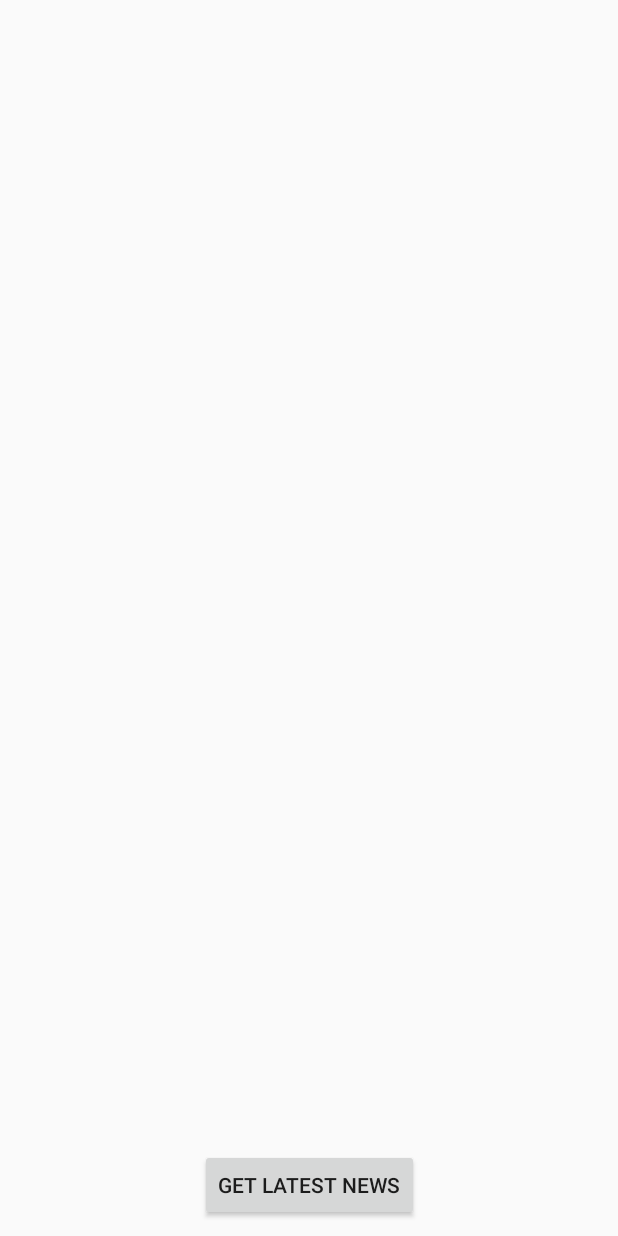
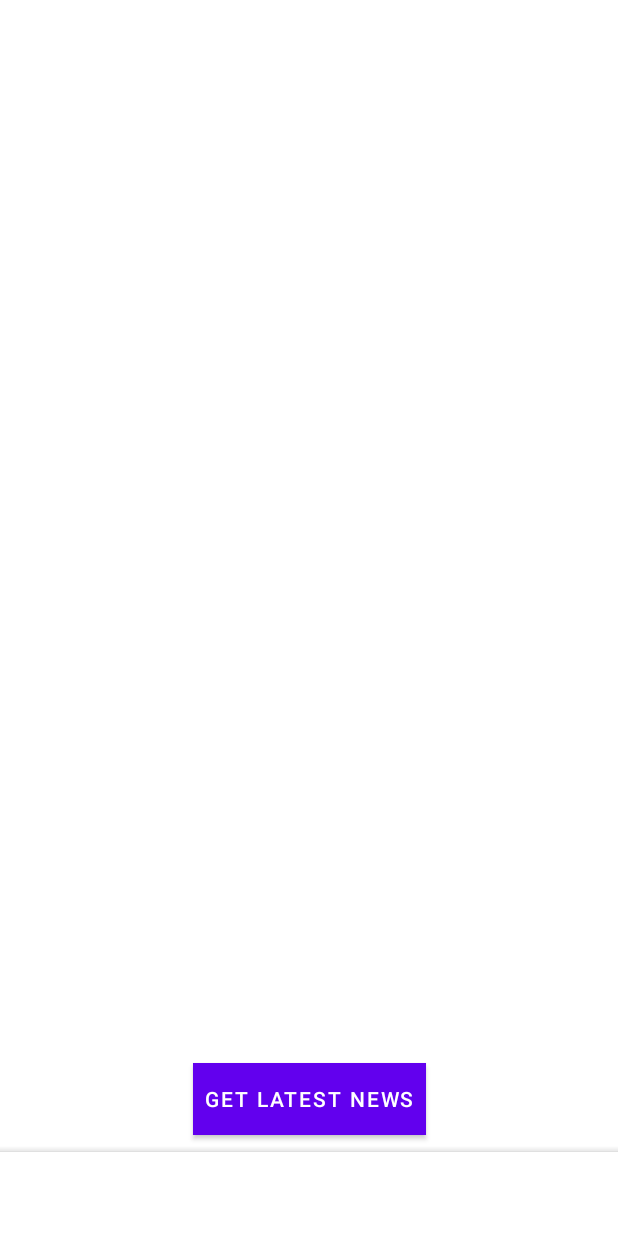
Before and after one commit to gerin98/NewsCast, an Android app: the layout activity_main.xml on its own in the app's theme, with its tools: preview values and no code run, on a phone screen of 412 x 824 dp. Run offline under Robolectric (Android 15) with nearby library versions, the phone set to English and light mode, and no system bars.

Commit message:
started bottom app bar

```diff
--- a/app/src/main/java/com/example/newscast/network/NewsRequestBody.kt
+++ b/app/src/main/java/com/example/newscast/network/NewsRequestBody.kt
@@ -7,13 +7,14 @@ class NewsRequestBody(
     val action: String = "getArticles",
     val keyword: String = "Headline",
     val articlesPage: Int = 1,
-    val articlesCount: Int = 10,
+    val articlesCount: Int = 20,
     val articlesSortBy: String = "rel",
     val articlesSortByAsc: Boolean = false,
     val articlesArticleBodyLen: Int = -1,
     val resultType: String = "articles",
     val dataType: Array<String> = arrayOf("news", "pr"),
     val apiKey: String = "63eed15f-9dd0-41c9-b511-ed6efaea22fb",
+    val lang: String = "eng",
     val forceMaxDataTimeWindow: Int = 30
 ) {
 
--- a/app/src/main/java/com/example/newscast/ui/browse/MainActivityViewModel.kt
+++ b/app/src/main/java/com/example/newscast/ui/browse/MainActivityViewModel.kt
@@ -22,7 +22,7 @@ class MainActivityViewModel: ViewModel() {
         viewModelScope.launch {
 
             val service = NewsApi.getRetrofitInstance().create(NewsService::class.java)
-            val body = NewsRequestBody(keyword = "Headline", articlesSortBy = "rel")
+            val body = NewsRequestBody(keyword = "News", articlesSortBy = "date")
 
             val news = service.getArticles(body)
 
--- a/app/src/main/res/layout/activity_main.xml
+++ b/app/src/main/res/layout/activity_main.xml
@@ -1,5 +1,5 @@
 <?xml version="1.0" encoding="utf-8"?>
-<androidx.constraintlayout.widget.ConstraintLayout
+<androidx.coordinatorlayout.widget.CoordinatorLayout
     xmlns:android="http://schemas.android.com/apk/res/android"
     xmlns:app="http://schemas.android.com/apk/res-auto"
     xmlns:tools="http://schemas.android.com/tools"
@@ -7,27 +7,47 @@
     android:layout_height="match_parent"
     tools:context=".ui.browse.MainActivity">
 
+    <androidx.constraintlayout.widget.ConstraintLayout
+        android:id="@+id/newsLayout"
+        android:layout_width="match_parent"
+        android:layout_height="match_parent">
+
         <androidx.recyclerview.widget.RecyclerView
             android:id="@+id/newsRecyclerView"
             android:layout_width="match_parent"
-        android:layout_height="wrap_content"
-        tools:layout_editor_absoluteX="0dp"
-        tools:layout_editor_absoluteY="233dp"
-        android:layout_marginTop="60dp"
+            android:layout_height="0dp"
+            app:layout_constraintBottom_toBottomOf="parent"
             app:layout_constraintEnd_toEndOf="parent"
             app:layout_constraintStart_toStartOf="parent"
-        app:layout_constraintBottom_toTopOf="@id/news_button"
-        app:layout_constraintTop_toTopOf="parent"/>
+            app:layout_constraintTop_toTopOf="parent" />
 
         <Button
             android:id="@+id/news_button"
             android:layout_width="wrap_content"
             android:layout_height="wrap_content"
+            android:layout_marginBottom="67dp"
+            android:background="@color/colorPrimary"
+            android:padding="8dp"
             android:text="Get Latest News"
-        android:layout_marginBottom="10dp"
-        app:layout_constraintBottom_toBottomOf="parent"
+            android:textColor="@color/white1"
+            app:layout_constraintBottom_toBottomOf="@+id/newsRecyclerView"
             app:layout_constraintEnd_toEndOf="parent"
-        app:layout_constraintStart_toStartOf="parent"
-        />
+            app:layout_constraintStart_toStartOf="parent" />
+
 
     </androidx.constraintlayout.widget.ConstraintLayout>
+
+    <com.google.android.material.bottomappbar.BottomAppBar
+        android:id="@+id/newsBottomAppBar"
+        android:layout_width="match_parent"
+        android:layout_height="wrap_content"
+        android:layout_gravity="bottom"/>
+
+</androidx.coordinatorlayout.widget.CoordinatorLayout>
+
+<!--
+Create a bottom nav bar. Will contain
+
+< drawer for topics > , < global button for breaking news, search  for "news" sort by "date >, <favourites button powered by room>, <search button>
+
+-->
--- a/app/src/main/res/values/colors.xml
+++ b/app/src/main/res/values/colors.xml
@@ -10,5 +10,10 @@
     <color name="black4">#66000000</color>
     <color name="black5">#33000000</color>
 
+    <color name="white1">#FFFFFF</color>
+    <color name="white2">#CCFFFFFF</color>
+    <color name="white3">#99FFFFFF</color>
+    <color name="white4">#66FFFFFF</color>
+    <color name="white5">#33FFFFFF</color>
 
 </resources>
--- a/app/src/main/res/values/styles.xml
+++ b/app/src/main/res/values/styles.xml
@@ -1,6 +1,6 @@
 <resources>
     <!-- Base application theme. -->
-    <style name="AppTheme" parent="Theme.AppCompat.Light.DarkActionBar">
+    <style name="AppTheme" parent="Theme.MaterialComponents.Light.NoActionBar">
         <!-- Customize your theme here. -->
         <item name="colorPrimary">@color/colorPrimary</item>
         <item name="colorPrimaryDark">@color/colorPrimaryDark</item>
```
Also changed, not shown: app/src/main/java/com/example/newscast/ui/browse/MainActivity.kt (+11 -1 lines), app/src/main/res/drawable/ic_favorite_border_black.xml (added, +9 -0 lines), app/src/main/res/drawable/ic_search_black.xml (added, +9 -0 lines), app/src/main/res/menu/menu_bottom_app_bar.xml (added, +15 -0 lines). Lines whose indentation alone changed are shown as unchanged.
